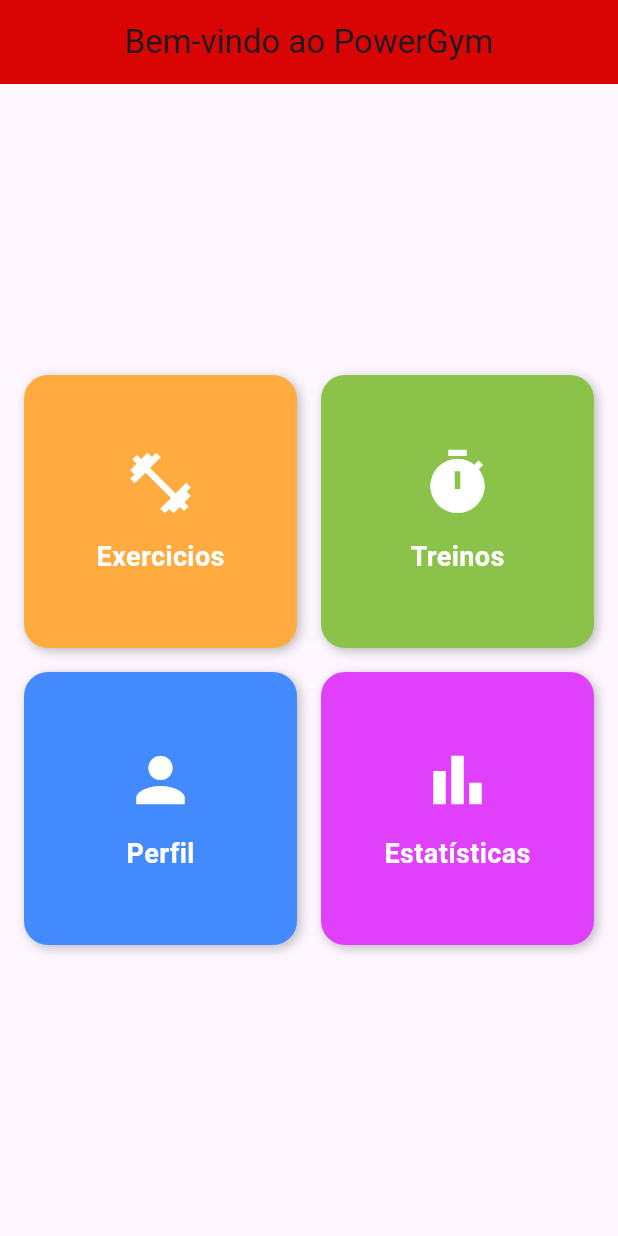
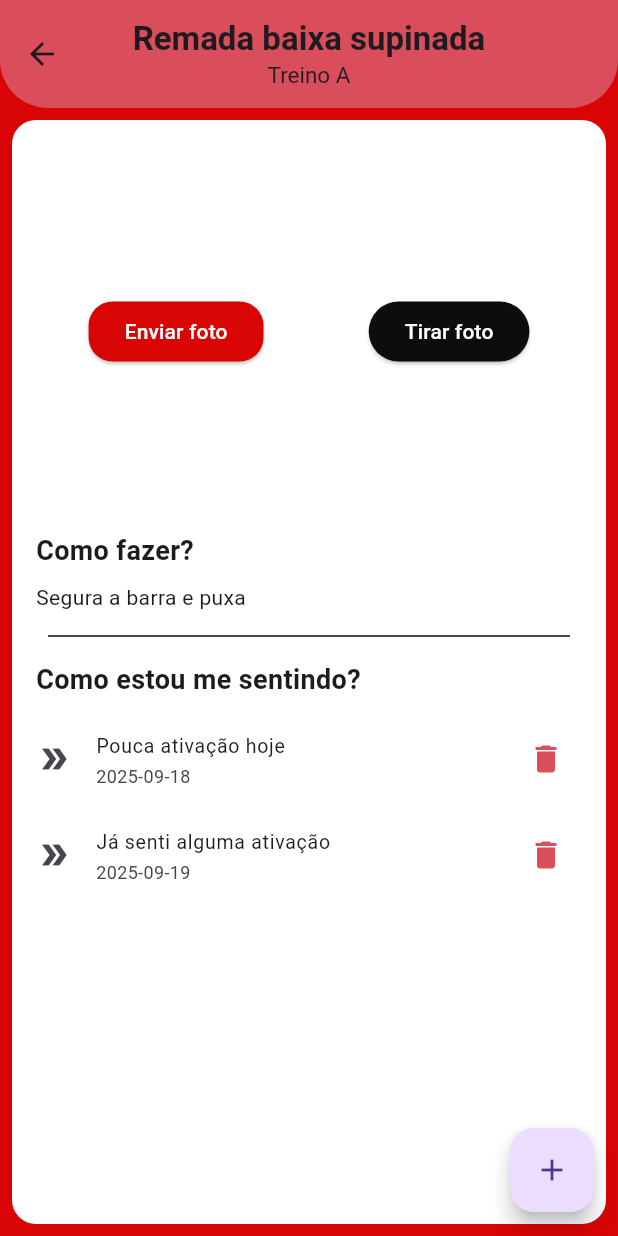
Before and after one commit to ryannardelli/gym_app, a Flutter app: the ScreenHome screen opened directly, after a tap on "Treinos", on a phone screen of 412 x 824 dp. Run offline on Flutter 3.47's test engine with Material 3 defaults, Android fonts, the phone set to English and light mode, and no system bars.

Commit message:
sendding new screen

```diff
--- a/lib/screens/screen_home.dart
+++ b/lib/screens/screen_home.dart
@@ -1,6 +1,9 @@
 import 'package:flutter/material.dart';
 import 'package:flutter_gym_app/app_colors.dart';
-import 'package:flutter_gym_app/screens/screen_exercise.dart'; // Supondo que você já tenha cores definidas
+import 'package:flutter_gym_app/screens/screen_exercise.dart';
+import 'package:flutter_gym_app/screens/screen_profile.dart';
+import 'package:flutter_gym_app/screens/screen_stats.dart';
+import 'package:flutter_gym_app/screens/screen_training.dart'; // Supondo que você já tenha cores definidas
 
 class ScreenHome extends StatelessWidget {
   const ScreenHome({super.key});
@@ -28,7 +31,7 @@ class ScreenHome extends StatelessWidget {
         "route": "/profile",
       },
       {
-        "title": "Estatísticas",
+        "title": "Estatisticas",
         "icon": Icons.bar_chart,
         "color": Colors.purpleAccent,
         "route": "/stats",
@@ -59,12 +62,34 @@ class ScreenHome extends StatelessWidget {
               return GestureDetector(
                 onTap: () {
                   switch (section['title']) {
+                    case "Treinos":
+                      Navigator.push(
+                        context,
+                        MaterialPageRoute(
+                          builder: (context) => ScreeTraining(),
+                        ),
+                      );
+
                     case "Exercicios":
                       Navigator.push(
                         context,
                         MaterialPageRoute(
                           builder: (context) => ScreenExercise(),
                         ),
+                      );
+
+                    case "Perfil":
+                      Navigator.push(
+                        context,
+                        MaterialPageRoute(
+                          builder: (context) => ScreenProfile(),
+                        ),
+                      );
+
+                    case "Estatisticas":
+                      Navigator.push(
+                        context,
+                        MaterialPageRoute(builder: (context) => ScreenStats()),
                       );
                   }
                 },
--- /dev/null
+++ b/lib/screens/screen_training.dart
@@ -0,0 +1,135 @@
+import 'package:flutter/material.dart';
+import 'package:flutter_gym_app/models/exercise_model.dart';
+import 'package:flutter_gym_app/models/feeling_model.dart';
+
+import 'package:flutter_gym_app/app_colors.dart';
+
+class ScreeTraining extends StatelessWidget {
+  ScreeTraining({super.key});
+
+  final exerciseModel = ExerciseModel(
+    id: "EX001",
+    name: "Remada baixa supinada",
+    training: "Treino A",
+    howMake: "Segura a barra e puxa",
+  );
+
+  final List<FeelingModel> listFeeling = [
+    FeelingModel(
+      id: "SE001",
+      feeling: "Pouca ativação hoje",
+      date: "2025-09-18",
+    ),
+    FeelingModel(
+      id: "SE002",
+      feeling: "Já senti alguma ativação",
+      date: "2025-09-19",
+    ),
+  ];
+
+  @override
+  Widget build(BuildContext context) {
+    return Scaffold(
+      backgroundColor: AppColors.primary,
+      appBar: AppBar(
+        title: Column(
+          children: [
+            Text(
+              exerciseModel.name,
+              style: TextStyle(fontWeight: FontWeight.bold, fontSize: 22),
+            ),
+            Text(exerciseModel.training, style: TextStyle(fontSize: 15)),
+          ],
+        ),
+        centerTitle: true,
+        backgroundColor: AppColors.assets,
+        elevation: 0,
+        toolbarHeight: 72,
+        shape: RoundedRectangleBorder(
+          borderRadius: BorderRadius.vertical(bottom: Radius.circular(32)),
+        ),
+      ),
+      floatingActionButton: FloatingActionButton(
+        onPressed: () {
+          print("Foi clicado!");
+        },
+        child: Icon(Icons.add),
+      ),
+      body: Container(
+        margin: EdgeInsets.all(8),
+        padding: const EdgeInsets.all(16.0),
+        decoration: BoxDecoration(
+          color: Colors.white,
+          borderRadius: BorderRadius.circular(16),
+        ),
+        child: ListView(
+          children: [
+            SizedBox(
+              width: double.infinity,
+              height: 250,
+              child: Row(
+                mainAxisAlignment: MainAxisAlignment.spaceAround,
+                children: [
+                  ElevatedButton(
+                    style: ElevatedButton.styleFrom(
+                      backgroundColor: AppColors.primary,
+                      foregroundColor: Colors.white,
+                      shape: RoundedRectangleBorder(
+                        borderRadius: BorderRadiusGeometry.circular(16),
+                      ),
+                    ),
+                    onPressed: () {},
+                    child: Text("Enviar foto"),
+                  ),
+                  ElevatedButton(
+                    style: ElevatedButton.styleFrom(
+                      backgroundColor: AppColors.secondary,
+                      foregroundColor: Colors.white,
+                    ),
+                    onPressed: () {},
+                    child: Text("Tirar foto"),
+                  ),
+                ],
+              ),
+            ),
+            const SizedBox(height: 8),
+            Text(
+              "Como fazer?",
+              style: TextStyle(fontWeight: FontWeight.bold, fontSize: 18),
+            ),
+            const SizedBox(height: 8),
+            Text(exerciseModel.howMake),
+            Padding(
+              padding: const EdgeInsets.all(8.0),
+              child: const Divider(color: AppColors.secondary),
+            ),
+            Text(
+              "Como estou me sentindo?",
+              style: TextStyle(fontWeight: FontWeight.bold, fontSize: 18),
+            ),
+            const SizedBox(height: 8),
+            Column(
+              crossAxisAlignment: CrossAxisAlignment.start,
+              children: List.generate(listFeeling.length, (index) {
+                FeelingModel now = listFeeling[index];
+                return ListTile(
+                  dense: true,
+                  contentPadding: EdgeInsets.zero,
+                  title: Text(now.feeling),
+                  subtitle: Text(now.date),
+                  leading: const Icon(Icons.double_arrow),
+                  trailing: IconButton(
+                    icon: Icon(Icons.delete, color: AppColors.assets),
+                    onPressed: () {
+                      print("Apagar ${now.feeling}");
+                    },
+                  ),
+                );
+              }),
+            ),
+          ],
+        ),
+      ),
+    );
+  }
+}
```
Also changed, not shown: lib/screens/screen_exercise.dart (+76 -53 lines), lib/screens/screen_profile.dart (added, +131 -0 lines), lib/screens/screen_stats.dart (added, +165 -0 lines).
